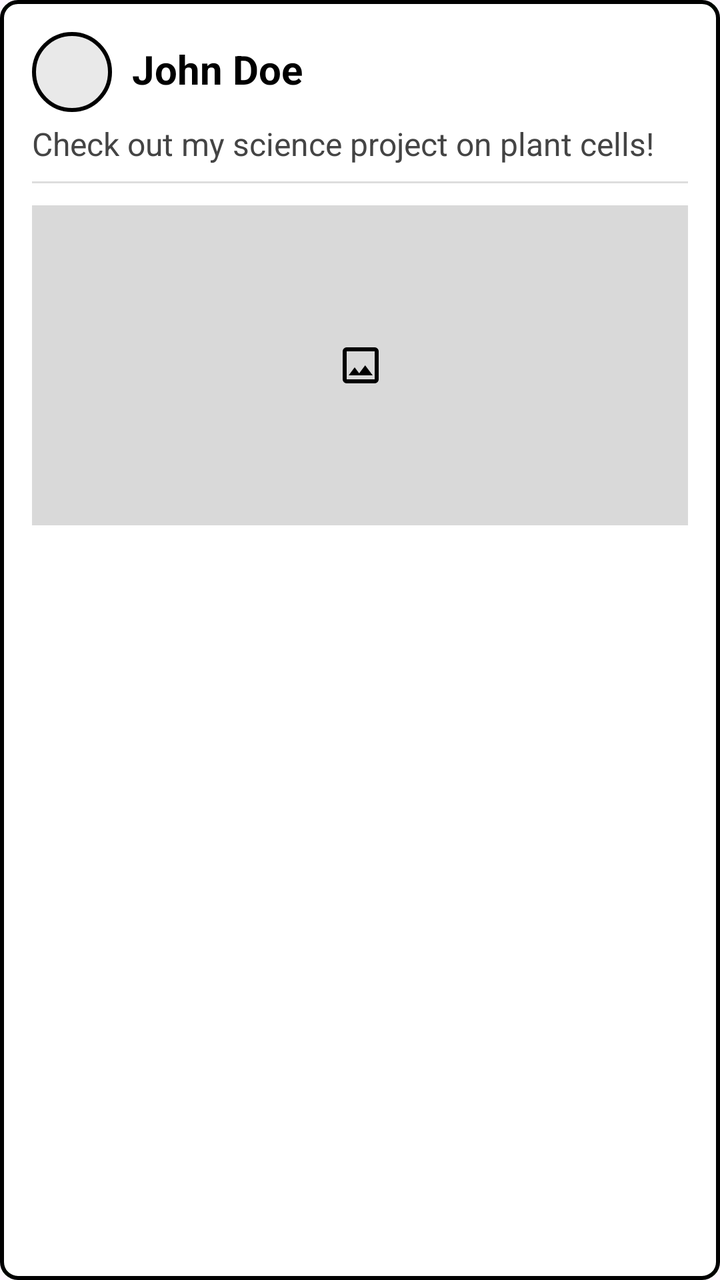
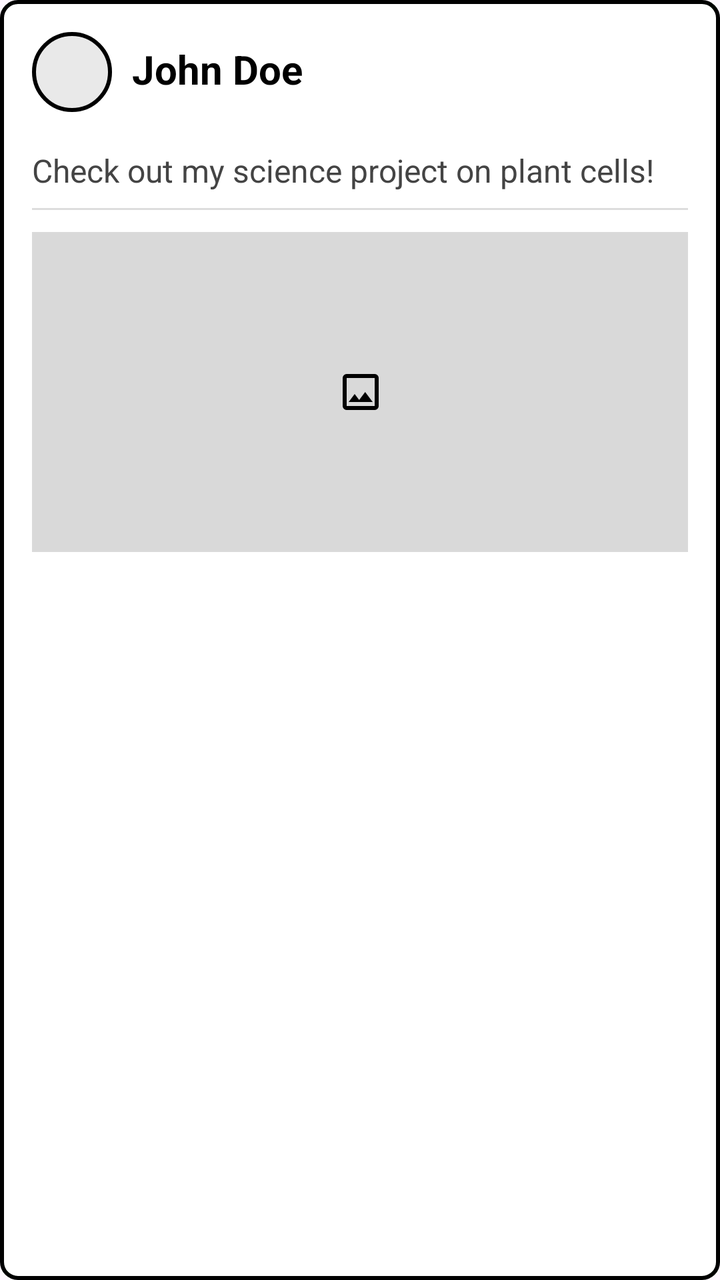

Two renders of the same Android screen: before a commit and after it. Below are the layout's source before the change and the commit's diff.
<!-- AndroidManifest.xml: application theme Theme.EduView -->
<!-- res/layout/item_post.xml -->
<?xml version="1.0" encoding="utf-8"?>
<androidx.constraintlayout.widget.ConstraintLayout xmlns:android="http://schemas.android.com/apk/res/android"
    xmlns:app="http://schemas.android.com/apk/res-auto"
    android:id="@+id/Post"
    android:layout_width="match_parent"
    android:layout_height="wrap_content"
    android:padding="16dp"
    android:layout_marginTop="5dp"
    android:background="@drawable/feed_posts_border"
    app:layout_constraintEnd_toEndOf="parent"
    app:layout_constraintStart_toStartOf="parent"
    app:layout_constraintTop_toTopOf="parent">

    <View
        android:id="@+id/pfp"
        android:layout_height="40dp"
        android:layout_width="40dp"
        android:background="@drawable/feed_profile_picture"
        app:layout_constraintStart_toStartOf="parent"
        app:layout_constraintTop_toTopOf="parent"/>

    <TextView
        android:id="@+id/tvStudentName"
        android:layout_width="0dp"
        android:layout_height="wrap_content"
        android:layout_marginStart="10dp"
        android:layout_marginTop="5dp"
        android:text="John Doe"
        android:textColor="@color/black"
        android:textSize="20sp"
        android:textStyle="bold"
        app:layout_constraintStart_toEndOf="@+id/pfp"
        app:layout_constraintTop_toTopOf="parent" />

    <TextView
        android:id="@+id/tvPostContent"
        android:layout_height="wrap_content"
        android:layout_width="wrap_content"
        android:layout_marginTop="5dp"
        android:text="Check out my science project on plant cells!"
        android:textAlignment="viewStart"
        android:textColor="#444444"
        android:textSize="16sp"
        app:layout_constraintStart_toStartOf="parent"
        app:layout_constraintTop_toBottomOf="@id/pfp" />

    <View
        android:id="@+id/divider1"
        android:layout_width="0dp"
        android:layout_height="1dp"
        android:layout_marginTop="8dp"
        android:background="#DDDDDD"
        app:layout_constraintEnd_toEndOf="parent"
        app:layout_constraintStart_toStartOf="parent"
        app:layout_constraintTop_toBottomOf="@id/tvPostContent" />

    <ImageView
        android:id="@+id/ivPostImage"
        android:contentDescription="Image"
        android:layout_width="366dp"
        android:layout_height="160dp"
        android:layout_marginTop="20dp"
        android:adjustViewBounds="true"
        android:maxHeight="300dp"
        android:scaleType="centerInside"
        android:src="@drawable/feed_image_placeholder"
        android:visibility="visible"
        android:background="@drawable/feed_image_bg"
        app:layout_constraintBottom_toBottomOf="@+id/layoutModeration"
        app:layout_constraintEnd_toEndOf="parent"
        app:layout_constraintStart_toStartOf="parent"
        app:layout_constraintTop_toBottomOf="@id/tvPostContent"
        app:layout_constraintVertical_bias="0.0"
         />

    <LinearLayout
        android:id="@+id/layoutLike"
        android:layout_width="wrap_content"
        android:layout_height="wrap_content"
        android:layout_marginTop="12dp"
        android:gravity="center_vertical"
        android:orientation="horizontal"
        app:layout_constraintBaseline_toBottomOf="@id/ivPostImage"
        app:layout_constraintEnd_toEndOf="parent">

    </LinearLayout>

    <LinearLayout
        android:id="@+id/layoutModeration"
        android:layout_width="wrap_content"
        android:layout_height="wrap_content"
        android:layout_marginTop="16dp"
        android:orientation="horizontal"
        app:layout_constraintBottom_toBottomOf="parent"
        app:layout_constraintEnd_toEndOf="parent"
        app:layout_constraintStart_toStartOf="parent" />

</androidx.constraintlayout.widget.ConstraintLayout>
<!-- resources referenced by this layout -->
<resources>
  <color name="black">#FF000000</color>
  <!-- drawable feed_image_bg (drawable) -->
  <?xml version="1.0" encoding="utf-8"?>
  <shape xmlns:android="http://schemas.android.com/apk/res/android"
      android:shape="rectangle">
      <solid android:color="#D9D9D9"/>
  </shape>
  <!-- drawable feed_image_placeholder (drawable) -->
  <vector xmlns:android="http://schemas.android.com/apk/res/android" android:height="24dp" android:tint="#000000" android:viewportHeight="960" android:viewportWidth="960" android:width="24dp">
        
      <path android:fillColor="@android:color/white" android:pathData="M200,840Q167,840 143.5,816.5Q120,793 120,760L120,200Q120,167 143.5,143.5Q167,120 200,120L760,120Q793,120 816.5,143.5Q840,167 840,200L840,760Q840,793 816.5,816.5Q793,840 760,840L200,840ZM200,760L760,760Q760,760 760,760Q760,760 760,760L760,200Q760,200 760,200Q760,200 760,200L200,200Q200,200 200,200Q200,200 200,200L200,760Q200,760 200,760Q200,760 200,760ZM240,680L720,680L570,480L450,640L360,520L240,680ZM200,760Q200,760 200,760Q200,760 200,760L200,200Q200,200 200,200Q200,200 200,200L200,200Q200,200 200,200Q200,200 200,200L200,760Q200,760 200,760Q200,760 200,760Z"/>
      
  </vector>
  <!-- drawable feed_posts_border (drawable) -->
  <?xml version="1.0" encoding="utf-8"?>
  <shape xmlns:android="http://schemas.android.com/apk/res/android"
      android:shape="rectangle">
      <stroke
          android:width="2dp"
          android:color="@color/black"/>
      <solid android:color="@android:color/white"/>
      <corners android:radius="8dp"/>
      <padding
          android:bottom="5dp"
          android:left="5dp"
          android:right="5dp"
          android:top="5dp" />
  </shape>
  <!-- drawable feed_profile_picture (drawable) -->
  <?xml version="1.0" encoding="utf-8"?>
  <shape xmlns:android="http://schemas.android.com/apk/res/android"
      android:shape="oval">
      <stroke
          android:color="@color/black"
          android:width="2dp" />
      <solid android:color="#E9E9E9"/>
      <size
          android:width="30dp"
          android:height="30dp"/>
  
  </shape>
  <style name="Theme.EduView" parent="Base.Theme.EduView" />
  <style name="Base.Theme.EduView" parent="Theme.Material3.DayNight.NoActionBar">
          
          
      </style>
</resources>

<!-- the commit's change to res/layout/item_post.xml (unified diff, before → after) -->
@@ -29,20 +29,32 @@
         android:textColor="@color/black"
         android:textSize="20sp"
         android:textStyle="bold"
+        app:layout_constraintEnd_toEndOf="parent"
         app:layout_constraintStart_toEndOf="@+id/pfp"
         app:layout_constraintTop_toTopOf="parent" />
+
+    <TextView
+        android:id="@+id/tvPostDate"
+        android:layout_width="wrap_content"
+        android:layout_height="wrap_content"
+        android:layout_marginTop="2dp"
+        android:text=""
+        android:textColor="#666666"
+        android:textSize="12sp"
+        app:layout_constraintStart_toStartOf="@id/tvStudentName"
+        app:layout_constraintTop_toBottomOf="@id/tvStudentName" />
 
     <TextView
         android:id="@+id/tvPostContent"
         android:layout_height="wrap_content"
         android:layout_width="wrap_content"
-        android:layout_marginTop="5dp"
+        android:layout_marginTop="8dp"
         android:text="Check out my science project on plant cells!"
         android:textAlignment="viewStart"
         android:textColor="#444444"
         android:textSize="16sp"
         app:layout_constraintStart_toStartOf="parent"
-        app:layout_constraintTop_toBottomOf="@id/pfp" />
+        app:layout_constraintTop_toBottomOf="@id/tvPostDate" />
 
     <View
         android:id="@+id/divider1"
@@ -71,7 +83,7 @@
         app:layout_constraintStart_toStartOf="parent"
         app:layout_constraintTop_toBottomOf="@id/tvPostContent"
         app:layout_constraintVertical_bias="0.0"
-         />
+        />
 
     <LinearLayout
         android:id="@+id/layoutLike"
